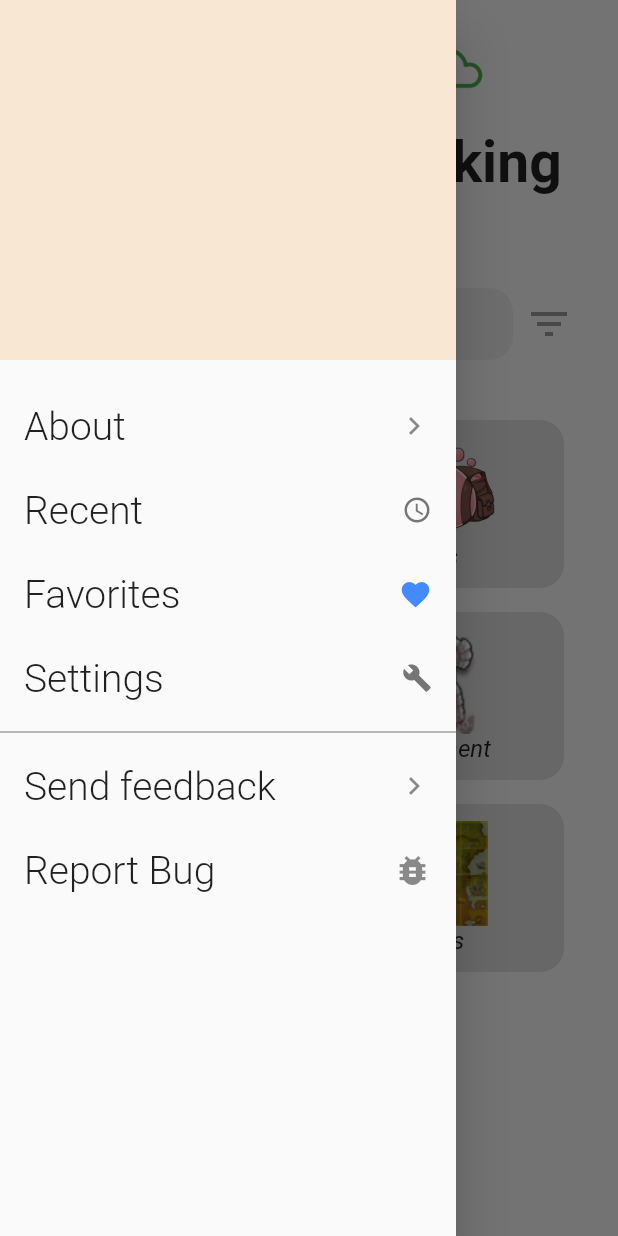
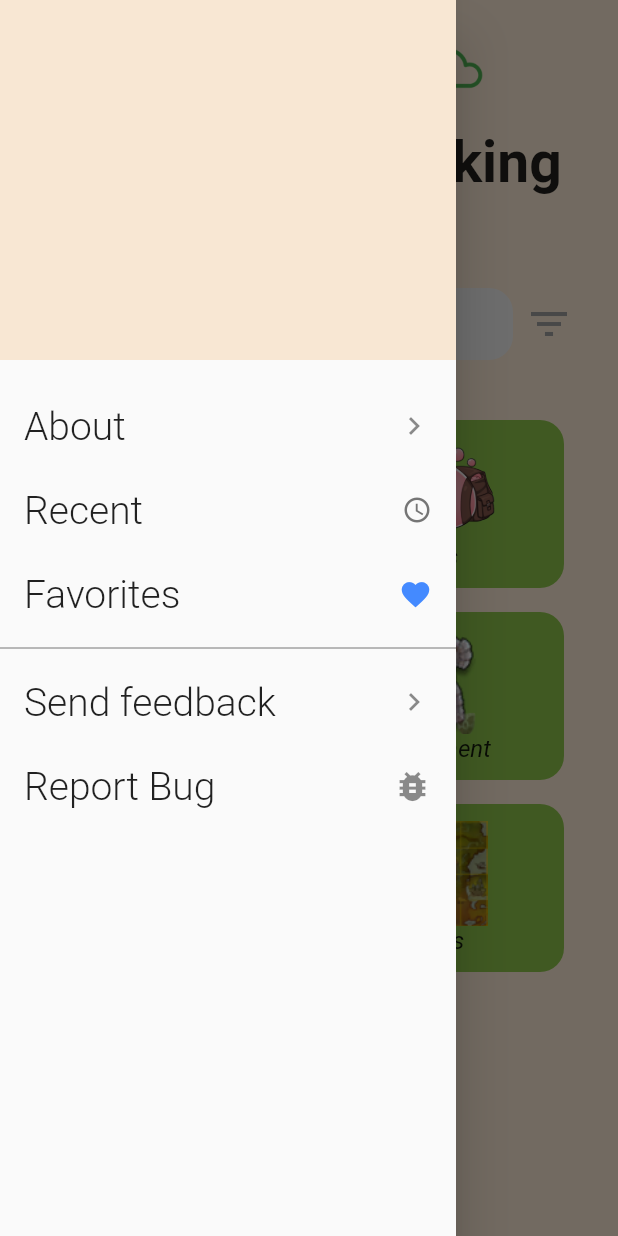
Before and after one commit to ollinmagno/ragnarok-database, a Flutter app: the screen it shows after launch, with the side drawer open, on a phone screen of 412 x 824 dp. Run offline on Flutter 3.47's test engine with Material 2 defaults, Android fonts, the phone set to English and light mode, and no system bars.

Commit message:
nome da cor alterada

```diff
--- a/lib/src/home_screen.dart
+++ b/lib/src/home_screen.dart
@@ -1,4 +1,5 @@
 import 'package:flutter/material.dart';
+import 'package:ragnarok/src/utils/colors.dart';
 import 'package:ragnarok/src/widgets/column_card.dart';
 import 'package:ragnarok/src/widgets/drawer_list.dart';
 import 'package:ragnarok/src/widgets/search.dart';
@@ -13,7 +14,8 @@ class _HomeScreenState extends State<HomeScreen> {
   GlobalKey<ScaffoldState> _scaffoldKey = new GlobalKey();
 
   _body() {
-    return Padding(
+    return Container(
+      color: primaryColor,
       padding: EdgeInsets.all(16.0),
       child: ListView(
         children: <Widget>[
--- a/lib/src/pages/equipment_page.dart
+++ b/lib/src/pages/equipment_page.dart
@@ -32,7 +32,7 @@ class _EquipmentPageState extends State<EquipmentPage> {
         appBar: AppBar(
           title: Text('Equipments'),
           centerTitle: true,
-          backgroundColor: appBarColor,
+          backgroundColor: primaryColor,
           bottom: TabBar(
             tabs: <Widget>[
               Tab(
--- a/lib/src/pages/items_page.dart
+++ b/lib/src/pages/items_page.dart
@@ -13,7 +13,7 @@ class _ItemsPageState extends State<ItemsPage> {
       appBar: AppBar(
         title: Text('Items'),
         centerTitle: true,
-        backgroundColor: appBarColor,
+        backgroundColor: primaryColor,
       ),
     );
   }
--- a/lib/src/pages/maps_page.dart
+++ b/lib/src/pages/maps_page.dart
@@ -13,7 +13,7 @@ class _MapsPageState extends State<MapsPage> {
       appBar: AppBar(
         title: Text('Maps'),
         centerTitle: true,
-        backgroundColor: appBarColor,
+        backgroundColor: primaryColor,
       ),
     );
   }
--- a/lib/src/pages/monsters_page.dart
+++ b/lib/src/pages/monsters_page.dart
@@ -11,7 +11,7 @@ class _MonstersPageState extends State<MonstersPage> {
   Widget build(BuildContext context) {
     return Scaffold(
       appBar: AppBar(
-      backgroundColor: appBarColor,
+      backgroundColor: primaryColor,
       ),
     );
   }
--- a/lib/src/pages/page_of_letters.dart
+++ b/lib/src/pages/page_of_letters.dart
@@ -13,7 +13,7 @@ class _PageOfLettersState extends State<PageOfLetters> {
       appBar: AppBar(
         title: Text('Cards'),
         centerTitle: true,
-        backgroundColor: appBarColor,
+        backgroundColor: primaryColor,
       ),
     );
   }
--- a/lib/src/pages/pets_page.dart
+++ b/lib/src/pages/pets_page.dart
@@ -13,7 +13,7 @@ class _PetsPageState extends State<PetsPage> {
       appBar: AppBar(
         title: Text('Pets'),
         centerTitle: true,
-        backgroundColor: appBarColor,
+        backgroundColor: primaryColor,
       ),
     );
   }
--- a/lib/src/pages_drawer/about.dart
+++ b/lib/src/pages_drawer/about.dart
@@ -38,7 +38,7 @@ class About extends StatelessWidget {
       appBar: AppBar(
         title: Text('About'),
         centerTitle: true,
-        backgroundColor: appBarColor,
+        backgroundColor: primaryColor,
       ),
       body: _body(),
     );
--- a/lib/src/pages_drawer/app_settings.dart
+++ b/lib/src/pages_drawer/app_settings.dart
@@ -9,7 +9,7 @@ class AppSettings extends StatelessWidget {
       appBar: AppBar(
         title: Text('Settings'),
         centerTitle: true,
-        backgroundColor: appBarColor,
+        backgroundColor: primaryColor,
       ),
       body: _body(),
     );
--- a/lib/src/pages_drawer/send_feedback.dart
+++ b/lib/src/pages_drawer/send_feedback.dart
@@ -7,7 +7,7 @@ class SendFeedback extends StatefulWidget {
 }
 
 class _SendFeedbackState extends State<SendFeedback> {
-  GlobalKey _keyForm = GlobalKey<FormState>();
+  final _keyForm = GlobalKey<FormState>();
   final TextEditingController _controllerTitle = TextEditingController();
   final TextEditingController _controllerSendFeedback = TextEditingController();
 
@@ -15,7 +15,7 @@ class _SendFeedbackState extends State<SendFeedback> {
     return SingleChildScrollView(
       padding: EdgeInsets.only(top: 45, left: 16.0, right: 16.0, bottom: 16.0),
       child: Form(
-        //key: _keyForm,
+        key: _keyForm,
         child: Center(
           child: Column(
             children: <Widget>[
@@ -79,7 +79,7 @@ class _SendFeedbackState extends State<SendFeedback> {
       appBar: AppBar(
         title: Text('Feedback'),
         centerTitle: true,
-        backgroundColor: appBarColor,
+        backgroundColor: primaryColor,
         actions: <Widget>[
           IconButton(icon: Icon(Icons.send), onPressed: (){}),
         ],
--- a/lib/src/pages_drawer/send_report_bug.dart
+++ b/lib/src/pages_drawer/send_report_bug.dart
@@ -81,7 +81,7 @@ class _SendReportBugState extends State<SendReportBug> {
       appBar: AppBar(
         title: Text('Report bug'),
         centerTitle: true,
-        backgroundColor: appBarColor,
+        backgroundColor: primaryColor,
         actions: <Widget>[
           IconButton(icon: Icon(Icons.send), onPressed: (){
             print('Enviando...');
--- a/lib/src/utils/colors.dart
+++ b/lib/src/utils/colors.dart
@@ -1,10 +1,8 @@
 import 'package:flutter/material.dart';
 import 'dart:ui';
 
-const appBarColor = const Color(0xfff8e7d3);
+const primaryColor = const Color(0xfff8e7d3);
 const drawerColor = const Color(0xfff8e7d3);
 
-
 const colorButton = const Color(0xfff8e7d3);
-const colorButtonConfirm = const Color(0xfff7ca97);
 const colorButtonSelect = const Color(0xfff7ca97);
--- a/lib/src/widgets/column_card.dart
+++ b/lib/src/widgets/column_card.dart
@@ -1,5 +1,6 @@
 import 'package:flutter/cupertino.dart';
 import 'package:flutter/material.dart';
+import 'package:ragnarok/src/utils/colors.dart';
 
 class ColumnCard extends StatelessWidget {
   final String img;
@@ -20,7 +21,8 @@ class ColumnCard extends StatelessWidget {
             height: 112,
             width: 172,
             decoration: BoxDecoration(
-                color: Colors.grey.shade300,
+                color: Colors.lightGreen,
+              //color: Colors.grey.shade300,
                 borderRadius: BorderRadius.circular(16.0)),
             child: Column(
               mainAxisAlignment: MainAxisAlignment.center,
--- a/lib/src/widgets/drawer_list.dart
+++ b/lib/src/widgets/drawer_list.dart
@@ -1,7 +1,7 @@
 import 'package:flutter/cupertino.dart';
 import 'package:flutter/material.dart';
 import 'package:ragnarok/src/pages_drawer/about.dart';
-import 'package:ragnarok/src/pages_drawer/app_settings.dart';
+//import 'package:ragnarok/src/pages_drawer/app_settings.dart';
 import 'package:ragnarok/src/pages_drawer/send_feedback.dart';
 import 'package:ragnarok/src/pages_drawer/send_report_bug.dart';
 import 'package:ragnarok/src/utils/colors.dart';
@@ -14,7 +14,7 @@ class DrawerList extends StatelessWidget {
         children: <Widget>[
           Container(
             height: 240,
-            color: appBarColor,
+            color: primaryColor,
             padding: EdgeInsets.all(16.0),
           ),
           SizedBox(height: 16),
@@ -33,11 +33,11 @@ class DrawerList extends StatelessWidget {
             trailing: Icon(Icons.favorite, color: Colors.blueAccent, size: 22),
             //onTap: () => Navigator.push(context, MaterialPageRoute(builder: (context) => About())),
           ),
-          ListTile(
-            title: Text('Settings', style: TextStyle(fontSize: 26, fontWeight: FontWeight.w300),),
-            trailing: Icon(Icons.build, color: Colors.grey.shade600, size: 20),
-            onTap: () => Navigator.push(context, MaterialPageRoute(builder: (context) => AppSettings())),
-          ),
+//          ListTile(
+//            title: Text('Settings', style: TextStyle(fontSize: 26, fontWeight: FontWeight.w300),),
+//            trailing: Icon(Icons.build, color: Colors.grey.shade600, size: 20),
+//            onTap: () => Navigator.push(context, MaterialPageRoute(builder: (context) => AppSettings())),
+//          ),
           Divider(height: 16, color: Colors.grey.shade600),
           ListTile(
             title: Text('Send feedback', style: TextStyle(fontSize: 26, fontWeight: FontWeight.w300),),
```
